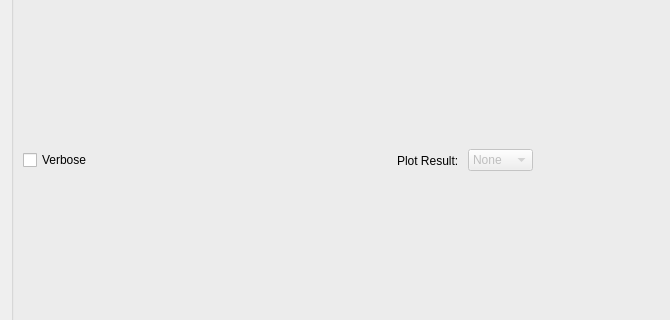
First picture: the form in Code/Mantid/MantidQt/CustomInterfaces/inc/MantidQtCustomInterfaces/Stretch.ui, repository mantidproject/mantid, before the edit; both pictures show x 0 to 670 and y 210 to 530 of the 950 by 615 pixel window.
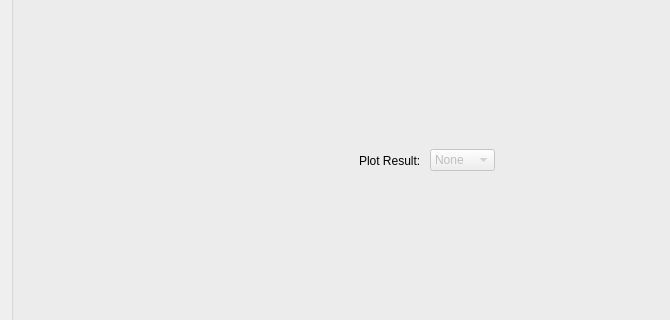
Second picture: the form after the edit. Custom widgets are drawn as their Qt base class.

Commit message:
Remove Verbose options from UI
Refs #10850

What changed in the file:
```diff
--- a/Code/Mantid/MantidQt/CustomInterfaces/inc/MantidQtCustomInterfaces/Stretch.ui
+++ b/Code/Mantid/MantidQt/CustomInterfaces/inc/MantidQtCustomInterfaces/Stretch.ui
@@ -182,16 +182,6 @@
         <string>Output Options</string>
        </property>
        <layout class="QHBoxLayout" name="horizontalLayout">
-        <item>
-         <widget class="QCheckBox" name="chkVerbose">
-          <property name="enabled">
-           <bool>true</bool>
-          </property>
-          <property name="text">
-           <string>Verbose</string>
-          </property>
-         </widget>
-        </item>
         <item>
          <spacer name="horizontalSpacer_17">
           <property name="orientation">
```
The commit also changes 25 other files.
